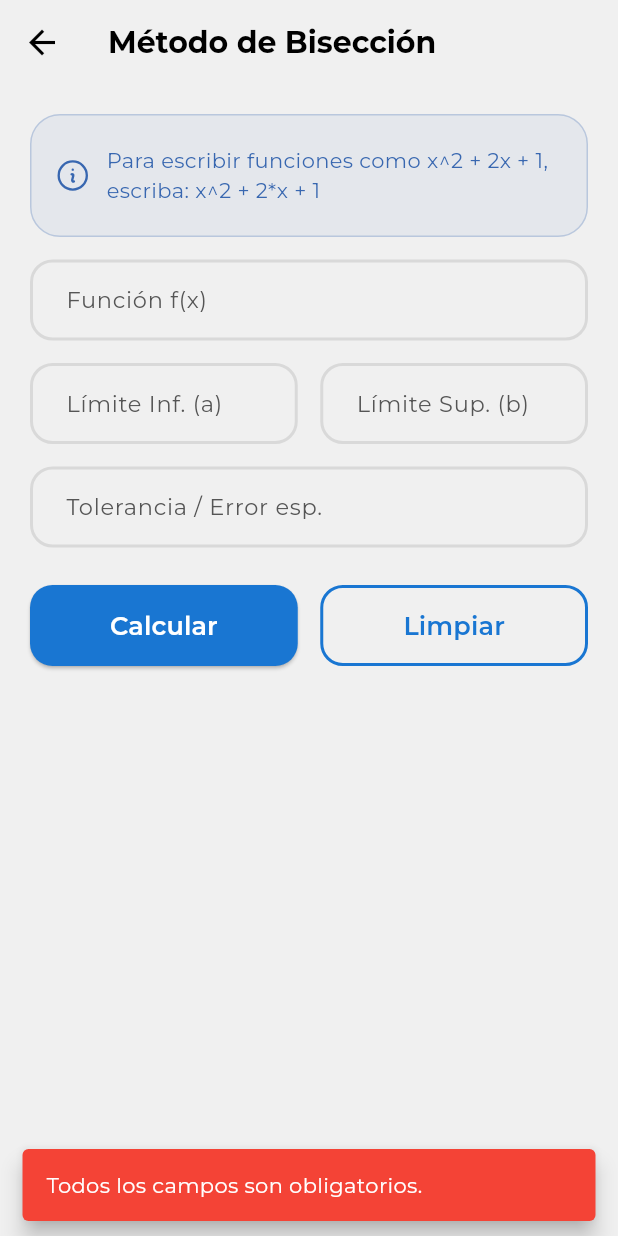
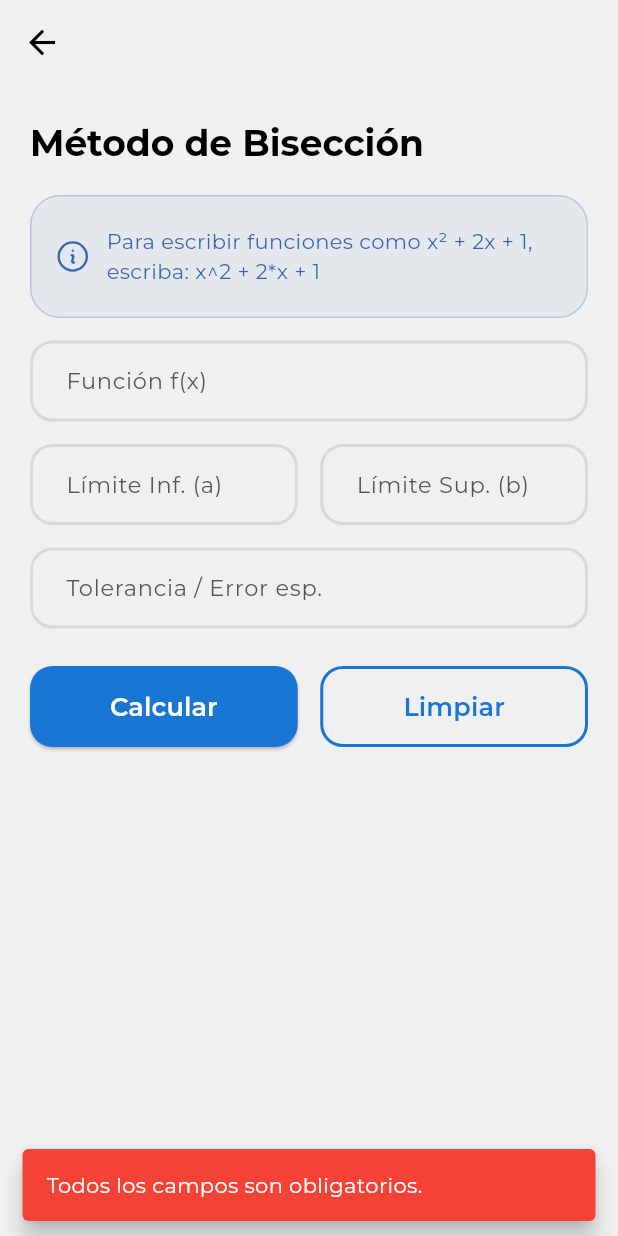
Before and after one commit to NahimBY/numera, a Flutter app: the _BisectionMethodView screen opened directly, after a tap on "Calcular", on a phone screen of 412 x 824 dp. Run offline on Flutter 3.47's test engine with Material 3 defaults, Android fonts, the phone set to English and light mode, and no system bars; our stand-ins replace bloc, equatable, flutter_bloc, go_router, google_fonts, heroicons and 1 more.

Commit message:
Implement False Position, Secant, Trapeze, and Bisection method screens, including a custom app bar and font theme.

```diff
--- a/lib/config/theme/fonts_theme.dart
+++ b/lib/config/theme/fonts_theme.dart
@@ -102,7 +102,7 @@ class AppFonts {
   // miscellaneous
   //********************/
   static TextStyle appBarTitle = GoogleFonts.montserrat(
-    fontSize: 20,
+    fontSize: 24,
     fontWeight: FontWeight.bold,
     color: AppColors.textBlack,
   );
--- a/lib/presentation/screens/methods/bisection/bisection_method_screen.dart
+++ b/lib/presentation/screens/methods/bisection/bisection_method_screen.dart
@@ -2,6 +2,7 @@ import 'package:flutter/material.dart';
 import 'package:flutter_bloc/flutter_bloc.dart';
 import 'package:heroicons/heroicons.dart';
 import 'package:numera/config/theme/app_theme.dart';
+import 'package:numera/widgets/custom_appbar.dart';
 import 'package:numera/widgets/custom_text_field.dart';
 import 'package:numera/widgets/custom_button.dart';
 
@@ -51,10 +52,6 @@ class _BisectionMethodView extends StatelessWidget {
   @override
   Widget build(BuildContext context) {
     return Scaffold(
-      appBar: AppBar(
-        title: Text('Método de Bisección', style: AppFonts.appBarTitle),
-        backgroundColor: Colors.transparent,
-      ),
       body: BlocConsumer<BisectionCubit, BisectionState>(
         listener: (context, state) {
           if (state.status == BisectionStatus.failure) {
@@ -73,7 +70,11 @@ class _BisectionMethodView extends StatelessWidget {
           }
         },
         builder: (context, state) {
-          return SingleChildScrollView(
+          return CustomScrollView(
+            slivers: [
+              const CustomAppBar(title: 'Método de Bisección'),
+              SliverToBoxAdapter(
+                child: Padding(
                   padding: const EdgeInsets.all(20),
                   child: Column(
                     crossAxisAlignment: CrossAxisAlignment.stretch,
@@ -86,7 +87,10 @@ class _BisectionMethodView extends StatelessWidget {
                             color: AppColors.primaryDark.withOpacity(0.2),
                           ),
                         ),
-                  padding: EdgeInsets.symmetric(horizontal: 15, vertical: 20),
+                        padding: EdgeInsets.symmetric(
+                          horizontal: 15,
+                          vertical: 20,
+                        ),
                         child: Row(
                           spacing: 10,
                           children: [
@@ -96,7 +100,7 @@ class _BisectionMethodView extends StatelessWidget {
                             ),
                             Expanded(
                               child: Text(
-                          'Para escribir funciones como x^2 + 2x + 1, escriba: x^2 + 2*x + 1',
+                                'Para escribir funciones como x² + 2x + 1, escriba: x^2 + 2*x + 1',
                                 style: AppFonts.bodyText5.copyWith(
                                   color: AppColors.primaryDark.withOpacity(0.8),
                                 ),
@@ -121,7 +125,8 @@ class _BisectionMethodView extends StatelessWidget {
                               label: 'Límite Inf. (a)',
                               hint: 'Ej: 2',
                               controller: _aController,
-                        keyboardType: const TextInputType.numberWithOptions(
+                              keyboardType:
+                                  const TextInputType.numberWithOptions(
                                     decimal: true,
                                     signed: true,
                                   ),
@@ -133,7 +138,8 @@ class _BisectionMethodView extends StatelessWidget {
                               label: 'Límite Sup. (b)',
                               hint: 'Ej: 3',
                               controller: _bController,
-                        keyboardType: const TextInputType.numberWithOptions(
+                              keyboardType:
+                                  const TextInputType.numberWithOptions(
                                     decimal: true,
                                     signed: true,
                                   ),
@@ -157,7 +163,8 @@ class _BisectionMethodView extends StatelessWidget {
                           Expanded(
                             child: CustomButton(
                               text: 'Calcular',
-                        isLoading: state.status == BisectionStatus.calculating,
+                              isLoading:
+                                  state.status == BisectionStatus.calculating,
                               onPressed: () => _calculate(context),
                             ),
                           ),
@@ -166,7 +173,8 @@ class _BisectionMethodView extends StatelessWidget {
                             child: CustomButton(
                               text: 'Limpiar',
                               isMainButton: false,
-                        isLoading: state.status == BisectionStatus.calculating,
+                              isLoading:
+                                  state.status == BisectionStatus.calculating,
                               onPressed: () => _clear(context),
                             ),
                           ),
@@ -206,7 +214,8 @@ class _BisectionMethodView extends StatelessWidget {
                               const Divider(),
                               const SizedBox(height: 10),
                               Row(
-                          mainAxisAlignment: MainAxisAlignment.spaceEvenly,
+                                mainAxisAlignment:
+                                    MainAxisAlignment.spaceEvenly,
                                 children: [
                                   Column(
                                     children: [
@@ -254,6 +263,9 @@ class _BisectionMethodView extends StatelessWidget {
                       ],
                     ],
                   ),
+                ),
+              ),
+            ],
           );
         },
       ),
--- /dev/null
+++ b/lib/widgets/custom_appbar.dart
@@ -0,0 +1,69 @@
+import 'package:flutter/material.dart';
+import 'package:numera/config/theme/app_theme.dart';
+
+class CustomAppBar extends StatelessWidget {
+  final String title;
+  final List<Widget>? actions;
+
+  final double expandedHeight = 110.0;
+
+  const CustomAppBar({super.key, required this.title, this.actions});
+
+  @override
+  Widget build(BuildContext context) {
+    return SliverAppBar(
+      backgroundColor: Theme.of(context).scaffoldBackgroundColor,
+      surfaceTintColor: Colors.transparent,
+      actions: actions,
+      pinned: true,
+      expandedHeight: expandedHeight,
+      flexibleSpace: LayoutBuilder(
+        builder: (context, constraints) {
+          final double top = constraints.maxHeight;
+          final double statusBarHeight = MediaQuery.of(context).padding.top;
+
+          final double collapsedHeight = kToolbarHeight + statusBarHeight;
+          final double fullyExpandedHeight = expandedHeight + statusBarHeight;
+
+          double progress = 0.0;
+          if (fullyExpandedHeight > collapsedHeight) {
+            progress =
+                (fullyExpandedHeight - top) /
+                (fullyExpandedHeight - collapsedHeight);
+            progress = progress.clamp(0.0, 1.0);
+          }
+
+          final double currentLeftPadding = 20.0 + (56.0 * progress);
+          final double currentBottomPadding = 0.0 + (26.0 * progress);
+          final double currentBgOpacity = 0 + (0.08 * progress);
+
+          return Stack(
+            fit: StackFit.expand,
+            children: [
+              Container(
+                color: AppColors.primaryDark.withOpacity(currentBgOpacity),
+              ),
+              FlexibleSpaceBar(
+                titlePadding: EdgeInsets.only(
+                  left: currentLeftPadding,
+                  bottom: currentBottomPadding,
+                  right: 20.0,
+                ),
+                centerTitle: false,
+                title: Expanded(
+                  child: Text(
+                    title,
+                    style: AppFonts.appBarTitle.copyWith(fontSize: 20),
+                    maxLines: 1,
+                    overflow: TextOverflow.ellipsis,
+                  ),
+                ),
+                expandedTitleScale: 1.2,
+              ),
+            ],
+          );
+        },
+      ),
+    );
+  }
+}
```
Also changed, not shown: lib/presentation/screens/methods/false_position/false_position_method_screen.dart (+24 -13 lines), lib/presentation/screens/methods/secant/secant_method_screen.dart (+25 -12 lines), lib/presentation/screens/methods/trapeze/trapeze_rule_screen.dart (+26 -12 lines). Lines whose indentation alone changed are shown as unchanged.
